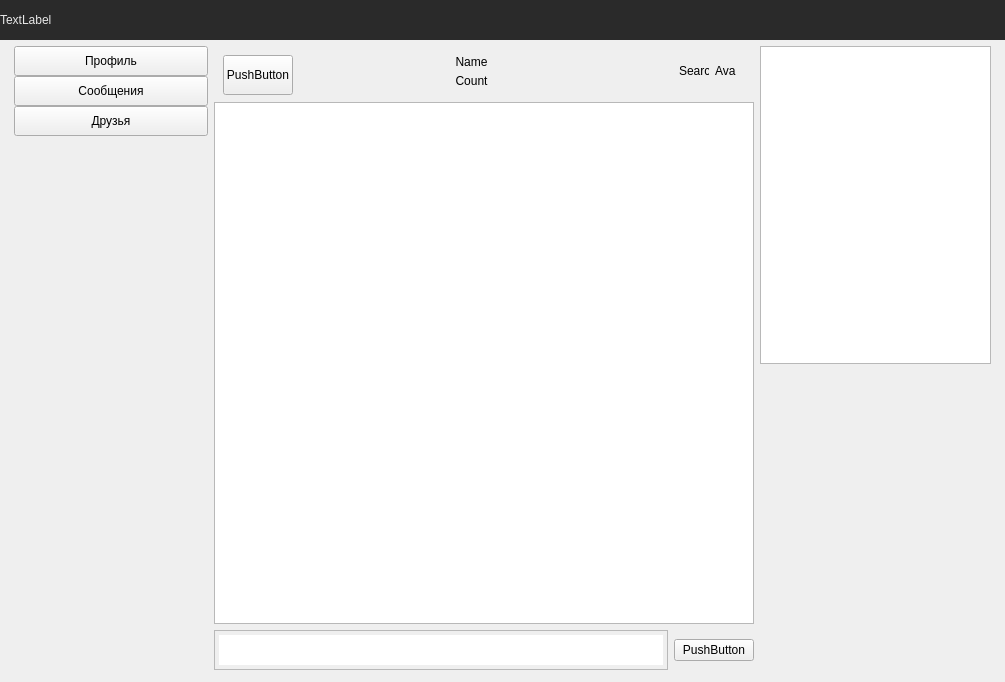
Old version of the form ui/mainwindow.ui in the repository Korostast/chat-database-project.
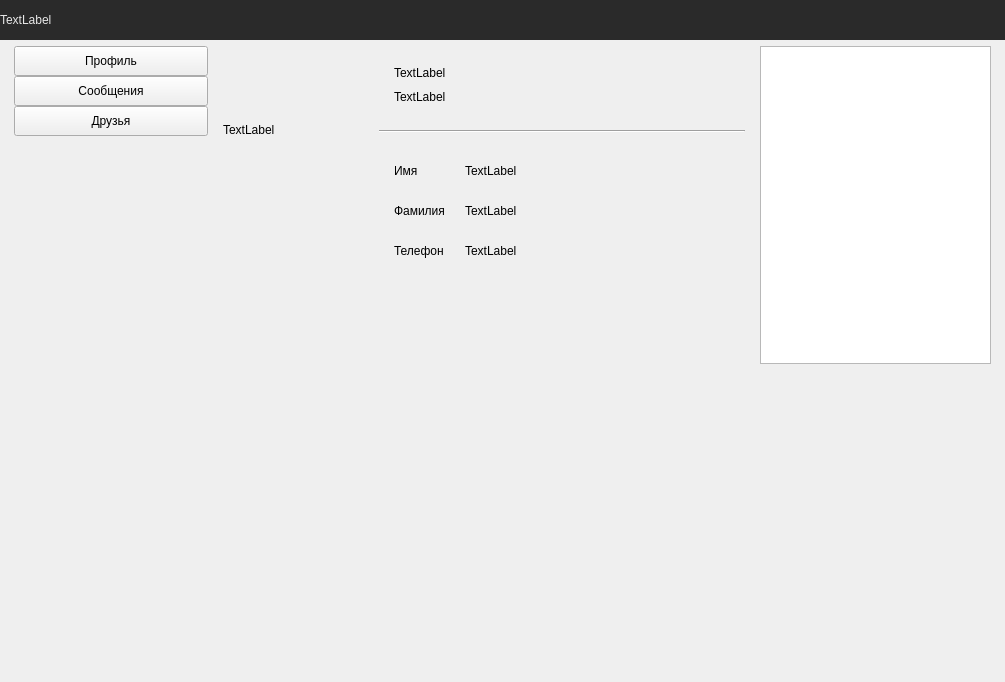
New version of the form. The open tabs and pages were chosen to show the change. Custom widgets are drawn as their Qt base class.

Commit message: Added 'friends' page.

What changed in the file:
```diff
--- a/ui/mainwindow.ui
+++ b/ui/mainwindow.ui
@@ -937,6 +937,251 @@
               </item>
              </layout>
             </widget>
+            <widget class="QWidget" name="profile_page">
+             <layout class="QGridLayout" name="gridLayout_4">
+              <item row="0" column="0" rowspan="3" alignment="Qt::AlignTop">
+               <widget class="QLabel" name="profile_avatar">
+                <property name="sizePolicy">
+                 <sizepolicy hsizetype="Fixed" vsizetype="Fixed">
+                  <horstretch>0</horstretch>
+                  <verstretch>0</verstretch>
+                 </sizepolicy>
+                </property>
+                <property name="minimumSize">
+                 <size>
+                  <width>150</width>
+                  <height>150</height>
+                 </size>
+                </property>
+                <property name="text">
+                 <string>TextLabel</string>
+                </property>
+               </widget>
+              </item>
+              <item row="2" column="1">
+               <spacer name="verticalSpacer_3">
+                <property name="orientation">
+                 <enum>Qt::Vertical</enum>
+                </property>
+                <property name="sizeHint" stdset="0">
+                 <size>
+                  <width>20</width>
+                  <height>40</height>
+                 </size>
+                </property>
+               </spacer>
+              </item>
+              <item row="1" column="1">
+               <layout class="QVBoxLayout" name="verticalLayout_8">
+                <property name="spacing">
+                 <number>26</number>
+                </property>
+                <item>
+                 <layout class="QVBoxLayout" name="verticalLayout_13">
+                  <property name="spacing">
+                   <number>10</number>
+                  </property>
+                  <property name="leftMargin">
+                   <number>15</number>
+                  </property>
+                  <property name="topMargin">
+                   <number>5</number>
+                  </property>
+                  <item>
+                   <widget class="QLabel" name="profile_username">
+                    <property name="text">
+                     <string>TextLabel</string>
+                    </property>
+                   </widget>
+                  </item>
+                  <item>
+                   <widget class="QLabel" name="profile_status">
+                    <property name="text">
+                     <string>TextLabel</string>
+                    </property>
+                   </widget>
+                  </item>
+                 </layout>
+                </item>
+                <item>
+                 <widget class="Line" name="line_2">
+                  <property name="orientation">
+                   <enum>Qt::Horizontal</enum>
+                  </property>
+                 </widget>
+                </item>
+                <item>
+                 <layout class="QFormLayout" name="formLayout">
+                  <property name="horizontalSpacing">
+                   <number>20</number>
+                  </property>
+                  <property name="verticalSpacing">
+                   <number>26</number>
+                  </property>
+                  <property name="leftMargin">
+                   <number>15</number>
+                  </property>
+                  <property name="topMargin">
+                   <number>5</number>
+                  </property>
+                  <item row="0" column="0">
+                   <widget class="QLabel" name="profile_first_name_const">
+                    <property name="text">
+                     <string>Имя</string>
+                    </property>
+                   </widget>
+                  </item>
+                  <item row="1" column="0">
+                   <widget class="QLabel" name="profile_last_name_const">
+                    <property name="text">
+                     <string>Фамилия</string>
+                    </property>
+                   </widget>
+                  </item>
+                  <item row="2" column="0">
+                   <widget class="QLabel" name="profile_phone_number_const">
+                    <property name="text">
+                     <string>Телефон</string>
+                    </property>
+                   </widget>
+                  </item>
+                  <item row="2" column="1">
+                   <widget class="QLabel" name="profile_phone_number">
+                    <property name="text">
+                     <string>TextLabel</string>
+                    </property>
+                    <property name="wordWrap">
+                     <bool>true</bool>
+                    </property>
+                   </widget>
+                  </item>
+                  <item row="1" column="1">
+                   <widget class="QLabel" name="profile_last_name">
+                    <property name="text">
+                     <string>TextLabel</string>
+                    </property>
+                    <property name="wordWrap">
+                     <bool>true</bool>
+                    </property>
+                   </widget>
+                  </item>
+                  <item row="0" column="1">
+                   <widget class="QLabel" name="profile_first_name">
+                    <property name="text">
+                     <string>TextLabel</string>
+                    </property>
+                    <property name="wordWrap">
+                     <bool>true</bool>
+                    </property>
+                   </widget>
+                  </item>
+                 </layout>
+                </item>
+               </layout>
+              </item>
+             </layout>
+            </widget>
+            <widget class="QWidget" name="friends_page">
+             <layout class="QVBoxLayout" name="verticalLayout_14">
+              <item>
+               <layout class="QHBoxLayout" name="horizontalLayout_2">
+                <item>
+                 <widget class="QPushButton" name="switch_actual_friends">
+                  <property name="text">
+                   <string>Друзья</string>
+                  </property>
+                  <property name="checkable">
+                   <bool>true</bool>
+                  </property>
+                 </widget>
+                </item>
+                <item>
+                 <widget class="QPushButton" name="switch_incoming_requests">
+                  <property name="text">
+                   <string>Входящие</string>
+                  </property>
+                  <property name="checkable">
+                   <bool>true</bool>
+                  </property>
+                 </widget>
+                </item>
+                <item>
+                 <widget class="QPushButton" name="switch_outcoming_requests">
+                  <property name="text">
+                   <string>Исходящие</string>
+                  </property>
+                  <property name="checkable">
+                   <bool>true</bool>
+                  </property>
+                 </widget>
+                </item>
+                <item>
+                 <widget class="QPushButton" name="switch_search_people">
+                  <property name="text">
+                   <string>Поиск людей</string>
+                  </property>
+                  <property name="checkable">
+                   <bool>true</bool>
+                  </property>
+                 </widget>
+                </item>
+               </layout>
+              </item>
+              <item>
+               <widget class="QStackedWidget" name="friends_stacked_widget">
+                <property name="currentIndex">
+                 <number>3</number>
+                </property>
+                <widget class="QWidget" name="actual_friends_page">
+                 <layout class="QGridLayout" name="gridLayout_10">
+                  <item row="0" column="0">
+                   <widget class="QListWidget" name="actual_friends_list"/>
+                  </item>
+                 </layout>
+                </widget>
+                <widget class="QWidget" name="incoming_requests_page">
+                 <layout class="QGridLayout" name="gridLayout_11">
+                  <item row="0" column="0">
+                   <widget class="QListWidget" name="incoming_requests_list"/>
+                  </item>
+                 </layout>
+                </widget>
+                <widget class="QWidget" name="outcoming_requests_page">
+                 <layout class="QGridLayout" name="gridLayout_12">
+                  <item row="0" column="0">
+                   <widget class="QListWidget" name="outcoming_requests_list"/>
+                  </item>
+                 </layout>
+                </widget>
+                <widget class="QWidget" name="searching_people_page">
+                 <layout class="QVBoxLayout" name="verticalLayout_15">
+                  <item>
+                   <layout class="QHBoxLayout" name="horizontalLayout_3">
+                    <item>
+                     <widget class="QLineEdit" name="search_people_line">
+                      <property name="clearButtonEnabled">
+                       <bool>true</bool>
+                      </property>
+                     </widget>
+                    </item>
+                    <item>
+                     <widget class="QPushButton" name="search_people_button">
+                      <property name="text">
+                       <string>Искать</string>
+                      </property>
+                     </widget>
+                    </item>
+                   </layout>
+                  </item>
+                  <item>
+                   <widget class="QListWidget" name="search_people_list"/>
+                  </item>
+                 </layout>
+                </widget>
+               </widget>
+              </item>
+             </layout>
+            </widget>
            </widget>
           </item>
          </layout>
```
Left out of the diff: 6 changed lines with no effect on the pictures. The commit also changes 29 other files.
